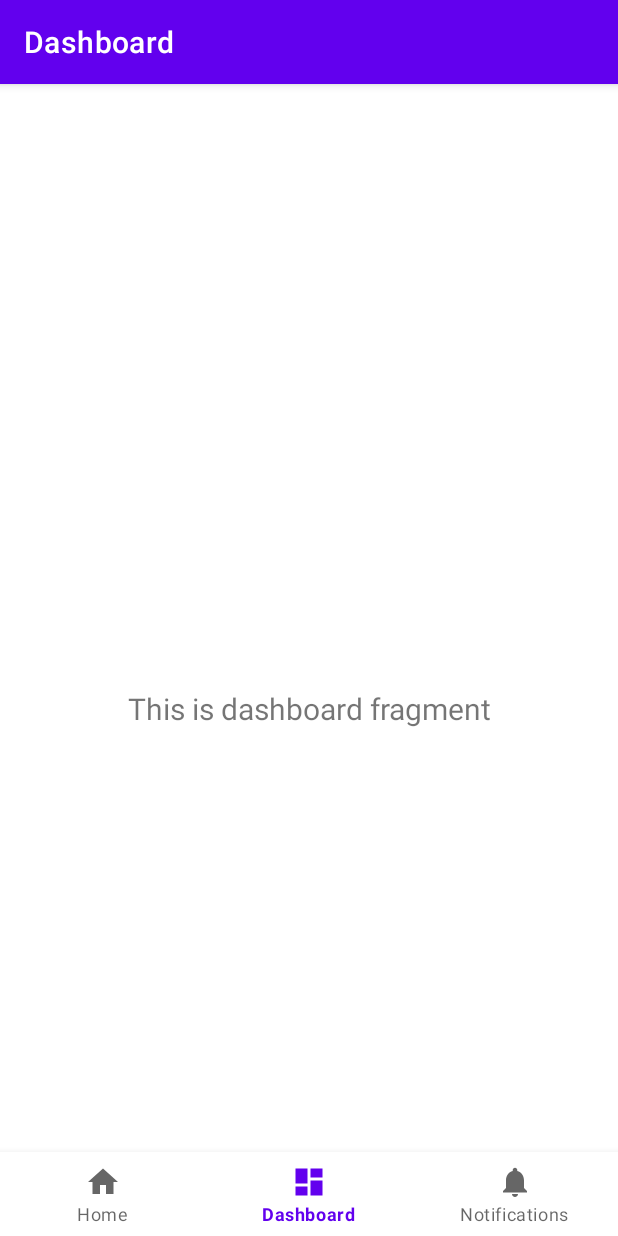
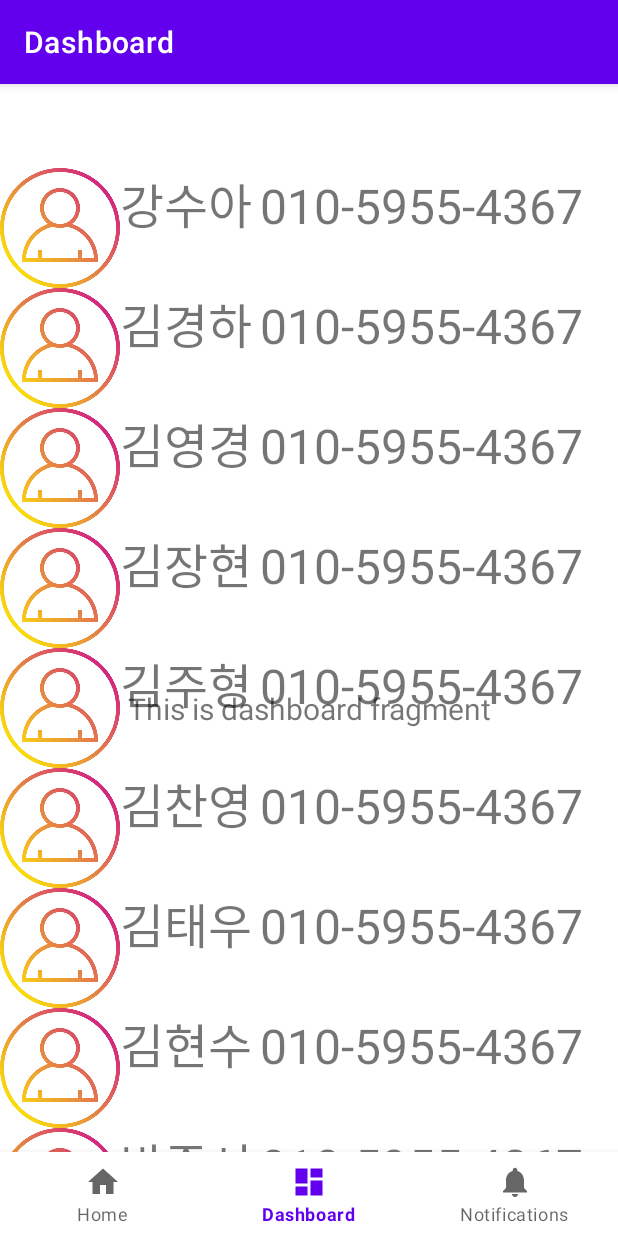
Before and after one commit to lhmin0614/MadCamp_week1_Android, an Android app: the DashboardFragment screen opened through its navigation route, on a phone screen of 412 x 824 dp. Run offline under Robolectric (Android 15) with nearby library versions, the phone set to English and light mode, and no system bars; our stand-ins replace navigation-ui.

Commit message:
새로운 커밋합니다

```diff
--- a/app/build.gradle
+++ b/app/build.gradle
@@ -38,6 +38,7 @@ dependencies {
     implementation 'androidx.navigation:navigation-ui:2.3.5'
     implementation 'androidx.lifecycle:lifecycle-livedata-ktx:2.3.1'
     implementation 'androidx.lifecycle:lifecycle-viewmodel-ktx:2.3.1'
+    implementation 'androidx.recyclerview:recyclerview:1.1.0'
     testImplementation 'junit:junit:4.+'
     androidTestImplementation 'androidx.test.ext:junit:1.1.2'
     androidTestImplementation 'androidx.test.espresso:espresso-core:3.3.0'
--- /dev/null
+++ b/app/src/main/assets/json/phone.json
@@ -0,0 +1,13 @@
+[{"name": "강수아", "number": "010-5955-4367"},
+{"name": "김경하", "number": "010-5955-4367"},
+{"name": "김영경", "number": "010-5955-4367"},
+{"name": "김장현", "number": "010-5955-4367"},
+{"name": "김주형", "number": "010-5955-4367"},
+{"name": "김찬영", "number": "010-5955-4367"},
+{"name": "김태우", "number": "010-5955-4367"},
+{"name": "김현수", "number": "010-5955-4367"},
+{"name": "박종서", "number": "010-5955-4367"},
+{"name": "송예은", "number": "010-5955-4367"},
+{"name": "송재현", "number": "010-5955-4367"},
+{"name": "이혜민", "number": "010-5955-4367"},
+{"name": "정이든", "number": "010-5955-4367"}]
--- a/app/src/main/java/com/example/madcamp1/MainActivity.java
+++ b/app/src/main/java/com/example/madcamp1/MainActivity.java
@@ -1,14 +1,30 @@
 package com.example.madcamp1;
 
+import androidx.appcompat.app.AppCompatActivity;
 import android.os.Bundle;
+import android.content.res.AssetManager;
+import android.view.View;
+import android.widget.TextView;
+
+import org.json.JSONArray;
+import org.json.JSONException;
+import org.json.JSONObject;
+
+import java.io.BufferedReader;
+import java.io.IOException;
+import java.io.InputStream;
+import java.io.InputStreamReader;
+import java.util.ArrayList;
 
 import com.google.android.material.bottomnavigation.BottomNavigationView;
 
-import androidx.appcompat.app.AppCompatActivity;
 import androidx.navigation.NavController;
 import androidx.navigation.Navigation;
 import androidx.navigation.ui.AppBarConfiguration;
 import androidx.navigation.ui.NavigationUI;
+import androidx.recyclerview.widget.LinearLayoutManager;
+import androidx.recyclerview.widget.RecyclerView;
+
 
 public class MainActivity extends AppCompatActivity {
 
@@ -16,6 +32,9 @@ public class MainActivity extends AppCompatActivity {
     protected void onCreate(Bundle savedInstanceState) {
         super.onCreate(savedInstanceState);
         setContentView(R.layout.activity_main);
+
+        ArrayList<String> list = new ArrayList<>();
+
         BottomNavigationView navView = findViewById(R.id.nav_view);
         // Passing each menu ID as a set of Ids because each
         // menu should be considered as top level destinations.
@@ -25,6 +44,45 @@ public class MainActivity extends AppCompatActivity {
         NavController navController = Navigation.findNavController(this, R.id.nav_host_fragment);
         NavigationUI.setupActionBarWithNavController(this, navController, appBarConfiguration);
         NavigationUI.setupWithNavController(navView, navController);
+
+
+        AssetManager assetManager= getAssets();
+
+        try {
+            InputStream is= assetManager.open("json/phone.json");
+            InputStreamReader isr= new InputStreamReader(is);
+            BufferedReader reader= new BufferedReader(isr);
+
+            StringBuffer buffer= new StringBuffer();
+            String line= reader.readLine();
+            while (line!=null){
+                buffer.append(line+"\n");
+                line=reader.readLine();
+            }
+            String jsonData= buffer.toString();
+            JSONArray jsonArray= new JSONArray(jsonData);
+
+            String s="";
+
+            for(int i=0; i<jsonArray.length();i++) {
+                JSONObject jo = jsonArray.getJSONObject(i);
+
+                String name = jo.getString("name");
+                String num = jo.getString("number");
+
+
+                s = name + "\t" + num ;
+                list.add(s);
+            }
+
+        } catch (IOException e) {e.printStackTrace();} catch (JSONException e) {e.printStackTrace(); }
+
+        RecyclerView recyclerView = findViewById(R.id.recycler1) ;
+        recyclerView.setLayoutManager(new LinearLayoutManager(this)) ;
+
+        ViewAdapter adapter = new ViewAdapter(list) ;
+        recyclerView.setAdapter(adapter) ;
+
     }
 
 }
--- /dev/null
+++ b/app/src/main/java/com/example/madcamp1/ViewAdapter.java
@@ -0,0 +1,53 @@
+package com.example.madcamp1;
+
+import android.content.Context;
+import android.view.LayoutInflater;
+import android.view.View;
+import android.view.ViewGroup;
+import android.widget.TextView;
+
+import androidx.annotation.NonNull;
+import androidx.recyclerview.widget.RecyclerView;
+
+import java.util.ArrayList;
+
+public class ViewAdapter extends RecyclerView.Adapter<ViewAdapter.ViewHolder>{
+    private ArrayList<String> mData = null ;
+
+    public class ViewHolder extends RecyclerView.ViewHolder {
+        TextView textView1 ;
+
+        ViewHolder(View itemView) {
+            super(itemView) ;
+
+            textView1 = itemView.findViewById(R.id.text1) ;
+        }
+    }
+
+    ViewAdapter(ArrayList<String> list) {
+        mData = list ;
+    }
+
+    @Override
+    public ViewAdapter.ViewHolder onCreateViewHolder(ViewGroup parent, int viewType) {
+        Context context = parent.getContext() ;
+        LayoutInflater inflater = (LayoutInflater) context.getSystemService(Context.LAYOUT_INFLATER_SERVICE) ;
+
+        View view = inflater.inflate(R.layout.recyclerview_item, parent, false) ;
+        ViewAdapter.ViewHolder vh = new ViewAdapter.ViewHolder(view) ;
+
+        return vh ;
+    }
+
+    @Override
+    public void onBindViewHolder(ViewAdapter.ViewHolder holder, int position) {
+        String text = mData.get(position) ;
+        holder.textView1.setText(text) ;
+    }
+
+
+    @Override
+    public int getItemCount() {
+        return mData.size() ;
+    }
+}
--- a/app/src/main/res/layout/activity_main.xml
+++ b/app/src/main/res/layout/activity_main.xml
@@ -1,10 +1,13 @@
 <?xml version="1.0" encoding="utf-8"?>
+
 <androidx.constraintlayout.widget.ConstraintLayout xmlns:android="http://schemas.android.com/apk/res/android"
     xmlns:app="http://schemas.android.com/apk/res-auto"
+    xmlns:tools="http://schemas.android.com/tools"
     android:id="@+id/container"
     android:layout_width="match_parent"
     android:layout_height="match_parent"
     android:paddingTop="?attr/actionBarSize">
+
 
     <com.google.android.material.bottomnavigation.BottomNavigationView
         android:id="@+id/nav_view"
@@ -25,9 +28,25 @@
         android:layout_height="match_parent"
         app:defaultNavHost="true"
         app:layout_constraintBottom_toTopOf="@id/nav_view"
+        app:layout_constraintHorizontal_bias="0.0"
         app:layout_constraintLeft_toLeftOf="parent"
         app:layout_constraintRight_toRightOf="parent"
         app:layout_constraintTop_toTopOf="parent"
+        app:layout_constraintVertical_bias="1.0"
         app:navGraph="@navigation/mobile_navigation" />
 
+    <TextView
+        android:id="@+id/tv"
+        android:layout_width="wrap_content"
+        android:layout_height="wrap_content"
+        android:padding="8dp"
+        tools:ignore="MissingConstraints" />
+
+    <androidx.recyclerview.widget.RecyclerView
+        android:id="@+id/recycler1"
+        android:layout_width="match_parent"
+        android:layout_height="match_parent"
+        tools:layout_editor_absoluteX="258dp"
+        tools:layout_editor_absoluteY="218dp" />
+
 </androidx.constraintlayout.widget.ConstraintLayout>
--- a/app/src/main/res/layout/fragment_dashboard.xml
+++ b/app/src/main/res/layout/fragment_dashboard.xml
@@ -14,7 +14,6 @@
         android:layout_marginTop="8dp"
         android:layout_marginEnd="8dp"
         android:textAlignment="center"
-        android:text="hello world"
         android:textSize="20sp"
         app:layout_constraintBottom_toBottomOf="parent"
         app:layout_constraintEnd_toEndOf="parent"
--- /dev/null
+++ b/app/src/main/res/layout/recyclerview_item.xml
@@ -0,0 +1,25 @@
+<?xml version="1.0" encoding="utf-8"?>
+<RelativeLayout
+    xmlns:android="http://schemas.android.com/apk/res/android"
+    android:layout_width="match_parent"
+    android:layout_height="wrap_content"
+    android:orientation="horizontal"
+    android:layout_gravity="center_vertical">
+
+    <ImageView
+        android:id="@+id/profile"
+        android:layout_width="80dp"
+        android:layout_height="80dp"
+        android:layout_centerVertical="true"
+        android:src="@drawable/profile" />
+    <TextView
+        android:layout_width="wrap_content"
+        android:layout_height="wrap_content"
+        android:id="@+id/text1"
+        android:layout_weight="1"
+        android:layout_marginLeft="80dp"
+        android:textSize="32sp"/>
+
+
+
+</RelativeLayout>
```
Also changed, not shown: app/src/main/res/drawable/profile.png (added).
